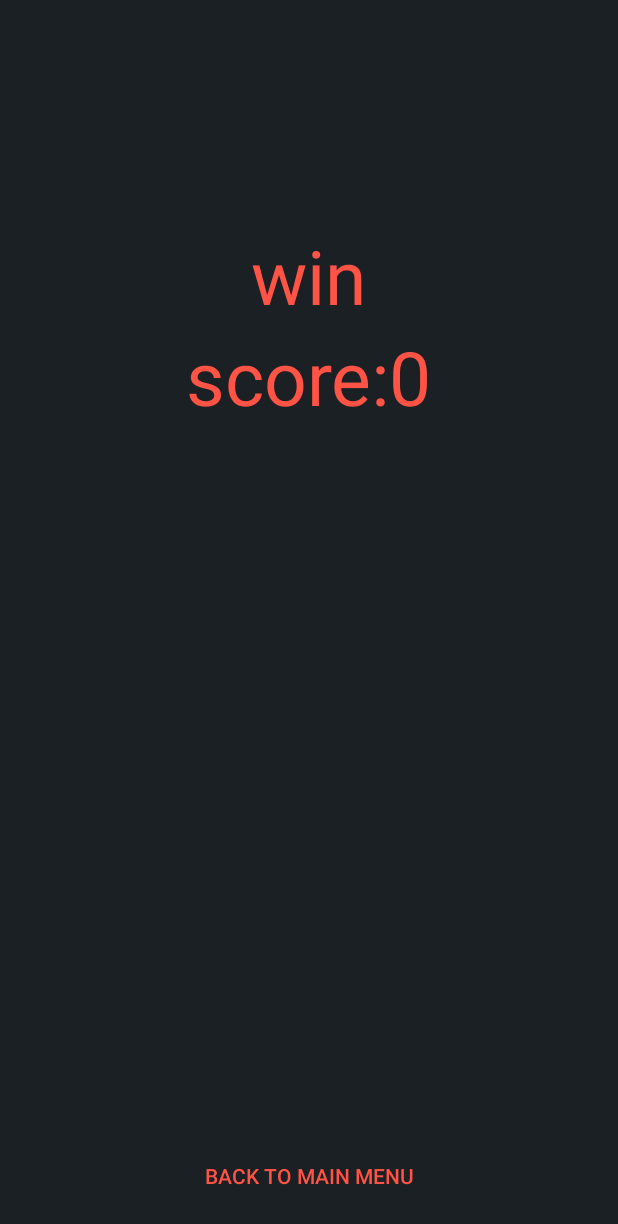
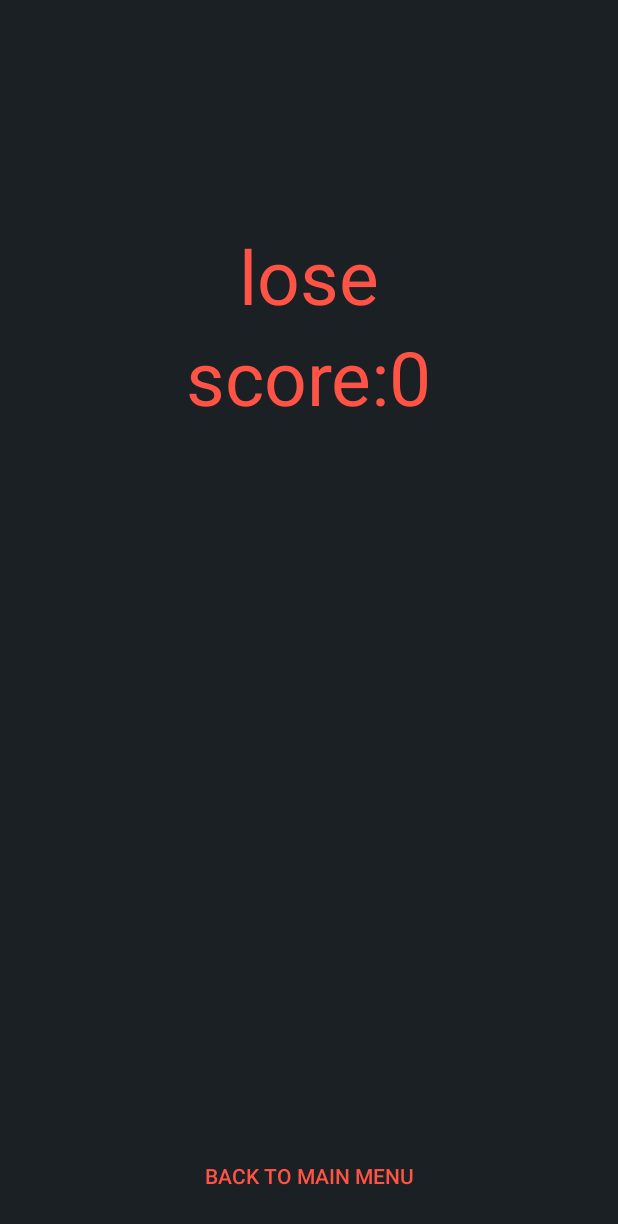
Before and after one commit to stakenschneider/HexTetris, an Android app: the EndGame screen opened directly, with no data from a screen before it, on a phone screen of 412 x 824 dp. Shown: the top 1224 px of the screen. Run offline under Robolectric (Android 15) with nearby library versions, the phone set to English and light mode, and no system bars; 1 statement that could not run was skipped.

Commit message:
win & lose

```diff
--- a/app/src/main/java/com/example/masha/tetris/EndGame.java
+++ b/app/src/main/java/com/example/masha/tetris/EndGame.java
@@ -1,26 +1,39 @@
 package com.example.masha.tetris;
 
 import android.content.ContentValues;
+import android.content.Intent;
 import android.database.sqlite.SQLiteDatabase;
 import android.support.v7.app.AppCompatActivity;
 import android.os.Bundle;
 import android.view.View;
 import android.widget.TextView;
+
+import draw.DrawGrid;
+
 import static draw.DrawGrid.point;
 import static com.example.masha.tetris.Main.dbHelper;
 
 
 public class EndGame extends AppCompatActivity implements View.OnClickListener {
 
-    TextView textView;
+    TextView textView , textEnd;
+    Intent intent;
 
     @Override
     protected void onCreate(Bundle savedInstanceState) {
         super.onCreate(savedInstanceState);
         setContentView(R.layout.activity_end_game);
 
+        textEnd = (TextView) findViewById(R.id.textView6);
         textView = (TextView) findViewById(R.id.textScore);
         textView.setText(getResources().getString(R.string.score) + point);
+
+        //timus poshel nahui
+
+        intent = getIntent();
+        if (intent.getStringExtra("END").equals("win"))
+        textEnd.setText(getResources().getString(R.string.win)); else
+        textEnd.setText(getResources().getString(R.string.lose));
 
         findViewById(R.id.bttnMyMenu).setOnClickListener(this);
         //findViewById(R.id.bttnRetry).setOnClickListener(this);
--- a/app/src/main/java/com/example/masha/tetris/GamePlay.java
+++ b/app/src/main/java/com/example/masha/tetris/GamePlay.java
@@ -132,7 +132,6 @@ public class GamePlay extends AppCompatActivity {
     class MyTimerTask extends TimerTask {
         @Override
         public void run() {
-
             runOnUiThread(new Runnable() {
                 @Override
                 public void run() {
@@ -173,6 +172,11 @@ public class GamePlay extends AppCompatActivity {
         mTimer.purge();
         mMyTimerTask.cancel();
         intent = new Intent(this , EndGame.class);
+
+        if(d.sourceL == d.colf)
+            intent.putExtra("END","win");
+        else intent.putExtra("END","lose");
+
         startActivity(intent);
     }
 }
--- a/app/src/main/java/draw/DrawGrid.java
+++ b/app/src/main/java/draw/DrawGrid.java
@@ -15,6 +15,7 @@ import java.math.BigInteger;
 import java.util.ArrayList;
 import java.util.LinkedList;
 import java.util.List;
+import java.util.logging.Handler;
 
 import api.AxialCoordinate;
 import api.exception.HexagonalGridCreationException;
@@ -51,7 +52,8 @@ public class DrawGrid {
     Mephistopheles ai;
     private String game;
     private LinkedList<String> path = new LinkedList<>();
-    private int sourceL , colf = 0;
+    public int sourceL , colf = 0;
+
 
 
 
--- a/app/src/main/res/layout/activity_end_game.xml
+++ b/app/src/main/res/layout/activity_end_game.xml
@@ -13,7 +13,7 @@
         android:layout_width="wrap_content"
         android:layout_height="wrap_content"
         android:textAppearance="?android:attr/textAppearanceLarge"
-        android:text="win"
+        android:text="@string/win"
         android:id="@+id/textView6"
         android:textColor="@color/yell"
         android:foregroundGravity="center_horizontal"
--- a/app/src/main/res/values/strings.xml
+++ b/app/src/main/res/values/strings.xml
@@ -67,6 +67,8 @@
     <string name="problem_20" translatable="false">{"height":15,"width":15,"sourceSeeds":[0],"units":[{"members":[{"x":0,"y":0},{"x":2,"y":0}],"pivot":{"x":1,"y":5}},{"members":[{"x":0,"y":0},{"x":0,"y":2}],"pivot":{"x":0,"y":6}},{"members":[{"x":2,"y":0},{"x":0,"y":1},{"x":2,"y":2}],"pivot":{"x":1,"y":6}},{"members":[{"x":0,"y":0},{"x":1,"y":1},{"x":0,"y":2}],"pivot":{"x":0,"y":6}}],"id":20,"filled":[],"sourceLength":100}</string>
     <string name="problem_21" translatable="false">{"height":8,"width":10,"sourceSeeds":[0],"units":[{"members":[{"x":0,"y":0}],"pivot":{"x":0,"y":0}}],"id":21,"filled":[{"x":1,"y":2},{"x":2,"y":2},{"x":3,"y":3},{"x":4,"y":3},{"x":3,"y":2},{"x":4,"y":2},{"x":5,"y":3},{"x":6,"y":3},{"x":5,"y":2},{"x":6,"y":2},{"x":7,"y":3},{"x":8,"y":3},{"x":7,"y":2},{"x":8,"y":2},{"x":9,"y":3},{"x":1,"y":4},{"x":2,"y":4},{"x":3,"y":5},{"x":4,"y":5},{"x":3,"y":4},{"x":4,"y":4},{"x":5,"y":5},{"x":6,"y":5},{"x":5,"y":4},{"x":6,"y":4},{"x":7,"y":5},{"x":8,"y":5},{"x":7,"y":4},{"x":8,"y":4},{"x":9,"y":5},{"x":1,"y":6},{"x":2,"y":6},{"x":3,"y":7},{"x":4,"y":7},{"x":3,"y":6},{"x":4,"y":6},{"x":5,"y":7},{"x":6,"y":7},{"x":5,"y":6},{"x":6,"y":6},{"x":7,"y":7},{"x":8,"y":7},{"x":7,"y":6},{"x":8,"y":6},{"x":9,"y":7}],"sourceLength":20}</string>
     <string name="problem_22" translatable="false">{"height":8,"width":10,"sourceSeeds":[0],"units":[{"members":[{"x":0,"y":0},{"x":1,"y":0}],"pivot":{"x":0,"y":0}}],"id":22,"filled":[{"x":1,"y":2},{"x":2,"y":2},{"x":3,"y":3},{"x":4,"y":3},{"x":3,"y":2},{"x":4,"y":2},{"x":5,"y":3},{"x":6,"y":3},{"x":5,"y":2},{"x":6,"y":2},{"x":7,"y":3},{"x":8,"y":3},{"x":7,"y":2},{"x":8,"y":2},{"x":9,"y":3},{"x":1,"y":4},{"x":2,"y":4},{"x":3,"y":5},{"x":4,"y":5},{"x":3,"y":4},{"x":4,"y":4},{"x":5,"y":5},{"x":6,"y":5},{"x":5,"y":4},{"x":6,"y":4},{"x":7,"y":5},{"x":8,"y":5},{"x":7,"y":4},{"x":8,"y":4},{"x":9,"y":5},{"x":1,"y":6},{"x":2,"y":6},{"x":3,"y":7},{"x":4,"y":7},{"x":3,"y":6},{"x":4,"y":6},{"x":5,"y":7},{"x":6,"y":7},{"x":5,"y":6},{"x":6,"y":6},{"x":7,"y":7},{"x":8,"y":7},{"x":7,"y":6},{"x":8,"y":6},{"x":9,"y":7}],"sourceLength":100}</string>
+    <string name="win">win</string>
+    <string name="lose">lose</string>
 
 
 </resources>
```
Also changed, not shown: 2 other files.
